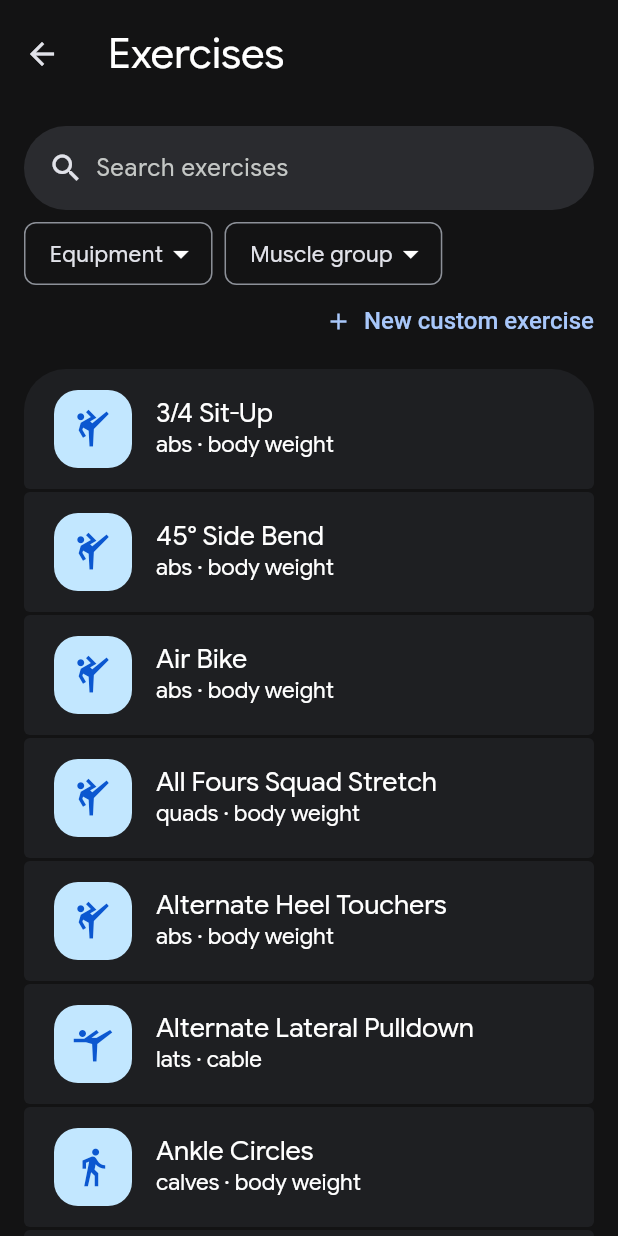
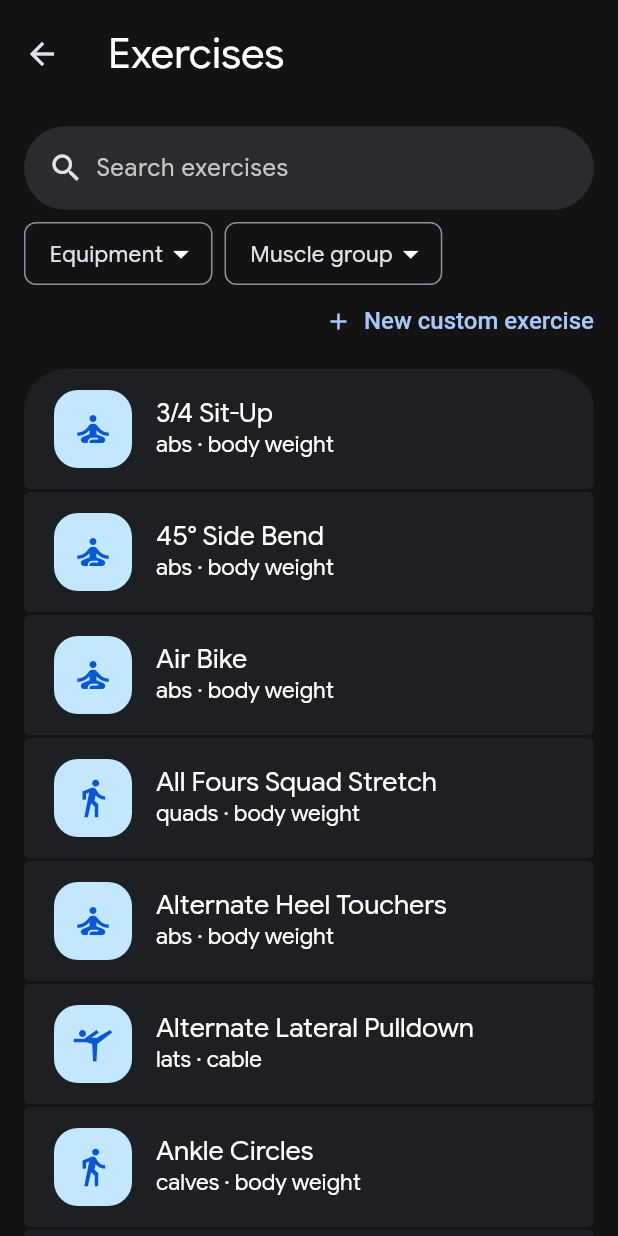
Before and after one commit to danielrispler/timburr, a Flutter app: the MoreScreen screen opened directly with empty values, after a tap on "Exercises", on a phone screen of 412 x 824 dp. Run offline on Flutter 3.47's test engine with Material 3 defaults, Android fonts, the phone set to English and light mode, and no system bars; our stand-ins replace connectivity_plus, drift, drift_flutter, file_picker, fl_chart, flutter_local_notifications and 3 more; accounts and stored records are empty; generated files the repository leaves out were written again; network calls fail.

Commit message:
Fix review findings: non-blocking sync, superset links, limits, import focus, time order
- Cardio save/delete and workout finish no longer wait for the network sync.
- Changing a finished workout's date keeps its duration.
- Remove/move clear superset links that would leak to other cards.
- Sets added to a finished workout start done.
- Upper limits on typed set values and imported numbers (server numeric bounds).
- Previous sessions load sets in one query and reload when the date changes.
- Confirm before removing an exercise; Undo after swiping a set away.
- RestBar no longer adds the bottom inset twice.
- Import preview cells keep focus while typing.
- Routine editor shows deleted custom exercises.
- Pulled/restored datetimes stored with local offset so text sort is right.
- Sign-out wipes local data even when the network call fails.
- Cancelled backup share no longer counts as an export; Home reminder refreshes.
- Image downloads time out and the limiter caps at 4.
- muscleIcon covers the current dataset's names.

Co-Authored-By: Claude Opus 5.5 (1M context) <noreply@anthropic.com>

```diff
--- a/lib/data/cardio.dart
+++ b/lib/data/cardio.dart
@@ -1,3 +1,5 @@
+import 'dart:async';
+
 import 'package:drift/drift.dart';
 import 'package:uuid/uuid.dart';
 
@@ -91,7 +93,7 @@ class CardioStore {
       'rpe': rpe,
       'notes': notes,
     });
-    await onSaved?.call();
+    unawaited(onSaved?.call()); // sync in the background; the local write is done
     return id;
   }
 
@@ -101,7 +103,7 @@ class CardioStore {
       ...c.toColumns(false).map((k, v) => MapEntry(k, (v as Variable).value)),
       'deleted_at': DateTime.now(),
     });
-    await onSaved?.call();
+    unawaited(onSaved?.call()); // sync in the background; the local write is done
   }
 
   Stream<CardioData> watch(String id) => (_db.select(_db.cardio)..where((c) => c.id.equals(id))).watchSingle();
--- a/lib/data/sync.dart
+++ b/lib/data/sync.dart
@@ -157,7 +157,7 @@ Map<String, Object?> rowFromJson(TableInfo table, Map<String, Object?> json) =>
       for (final c in table.$columns)
         if (c.name != 'dirty' && json.containsKey(c.name))
           c.name: switch (json[c.name]) {
-            String s when c.type == DriftSqlType.dateTime => DateTime.parse(s),
+            String s when c.type == DriftSqlType.dateTime => DateTime.parse(s).toLocal(), // local writes store a local offset; match so text sort works
             List l => jsonEncode(l),
             num n when c.type == DriftSqlType.double => n.toDouble(),
             final v => v,
--- a/lib/ui/core/theme.dart
+++ b/lib/ui/core/theme.dart
@@ -168,10 +168,21 @@ class BottomAction extends StatelessWidget {
 /// Icon for an exercise's IconTile, by its primary muscle. Names are the catalog's (assets/exercises.json);
 /// an unknown name falls back to the generic icon.
 IconData muscleIcon(String? muscle) => switch (muscle) {
-      'abdominals' || 'lower back' => Icons.self_improvement,
-      'quadriceps' || 'hamstrings' || 'glutes' || 'calves' || 'abductors' || 'adductors' => Icons.directions_walk,
-      'chest' || 'shoulders' || 'triceps' => Icons.fitness_center,
-      'lats' || 'middle back' || 'traps' || 'biceps' || 'forearms' => Icons.sports_gymnastics,
-      'neck' => Icons.accessibility_new,
+      'abdominals' || 'abs' || 'lower abs' || 'obliques' || 'core' || 'waist' || 'lower back' || 'spine' ||
+      'hip flexors' || 'serratus anterior' =>
+        Icons.self_improvement,
+      'quadriceps' || 'quads' || 'hamstrings' || 'glutes' || 'calves' || 'soleus' || 'abductors' || 'adductors' ||
+      'inner thighs' || 'groin' || 'shins' || 'ankles' || 'ankle stabilizers' || 'feet' || 'upper legs' ||
+      'lower legs' =>
+        Icons.directions_walk,
+      'chest' || 'pectorals' || 'upper chest' || 'shoulders' || 'delts' || 'deltoids' || 'rear deltoids' ||
+      'rotator cuff' || 'triceps' =>
+        Icons.fitness_center,
+      'back' || 'lats' || 'latissimus dorsi' || 'upper back' || 'middle back' || 'rhomboids' || 'traps' ||
+      'trapezius' || 'biceps' || 'brachialis' || 'forearms' || 'wrists' || 'wrist flexors' || 'wrist extensors' ||
+      'hands' || 'grip muscles' || 'upper arms' || 'lower arms' =>
+        Icons.sports_gymnastics,
+      'neck' || 'levator scapulae' || 'sternocleidomastoid' => Icons.accessibility_new,
+      'cardiovascular system' || 'cardio' => Icons.directions_run,
       _ => Icons.sports_martial_arts,
     };
--- a/lib/ui/exercises/exercise_image.dart
+++ b/lib/ui/exercises/exercise_image.dart
@@ -8,7 +8,9 @@ import '../../data/catalog.dart';
 import '../core/theme.dart';
 
 final _downloads = <String, Future<File?>>{};
-final _http = HttpClient();
+final _http = HttpClient()
+  ..connectionTimeout = const Duration(seconds: 10)
+  ..idleTimeout = const Duration(seconds: 15);
 var _running = 0;
 final _waiting = <Completer<void>>[];
 
@@ -18,9 +20,14 @@ Future<File?> _media(String media, {bool gif = false}) => _downloads['$media/$gi
       final f = File('${(await getApplicationCacheDirectory()).path}/exercise_media/$media.${gif ? 'gif' : 'jpg'}');
       if (await f.exists()) return f;
       // At most 4 downloads at once, so a fast scroll doesn't open hundreds of sockets.
-      if (_running >= 4) await (_waiting..add(Completer())).last.future;
+      // A releasing download hands its slot straight to the next waiter, so _running never exceeds 4.
+      if (_running >= 4) {
+        await (_waiting..add(Completer())).last.future;
+      } else {
         _running++;
+      }
       try {
+        return await () async {
           final res = await (await _http.getUrl(exerciseMediaUrl(media, gif: gif))).close();
           if (res.statusCode != 200) {
             await res.drain<void>();
@@ -30,11 +37,16 @@ Future<File?> _media(String media, {bool gif = false}) => _downloads['$media/$gi
           final part = File('${f.path}.part');
           await res.pipe(part.openWrite());
           return await part.rename(f.path);
+        }()
+            .timeout(const Duration(seconds: 60));
       } catch (_) {
         return null;
       } finally {
+        if (_waiting.isNotEmpty) {
+          _waiting.removeAt(0).complete();
+        } else {
           _running--;
-        if (_waiting.isNotEmpty) _waiting.removeAt(0).complete();
+        }
       }
     }();
 
--- a/lib/ui/import/import_screen.dart
+++ b/lib/ui/import/import_screen.dart
@@ -90,7 +90,7 @@ class _ImportScreenState extends State<ImportScreen> {
   Widget _cell(Map node, String key, {bool numeric = false, double width = 72}) => SizedBox(
         width: width,
         child: TextFormField(
-          key: ObjectKey((node, key)),
+          key: ValueKey((node, key)), // record == compares node by identity, stable across builds
           initialValue: node[key]?.toString() ?? '',
           keyboardType: numeric ? const TextInputType.numberWithOptions(decimal: true) : null,
           decoration: const InputDecoration(isDense: true),
--- a/lib/ui/workouts/rest_bar.dart
+++ b/lib/ui/workouts/rest_bar.dart
@@ -55,7 +55,9 @@ class RestBar extends StatelessWidget {
       builder: (context, _) {
         final left = t.remaining;
         if (!t.offered && left == null) return const SizedBox.shrink();
+        // The bottom inset is left to the BottomAction below it.
         return SafeArea(
+          bottom: false,
           child: Material(
             color: Theme.of(context).colorScheme.surfaceContainer,
             borderRadius: const BorderRadius.vertical(top: Radius.circular(28)),
```
Also changed, not shown: lib/data/importer.dart (+16 -8 lines), lib/data/workouts.dart (+31 -11 lines), lib/ui/backup/backup_screen.dart (+9 -5 lines), lib/ui/routines/routine_editor.dart (+10 -2 lines), lib/ui/sync/sync_ui.dart (+7 -2 lines), lib/ui/workouts/workout_screen.dart (+53 -4 lines), 4 other files. Lines whose indentation alone changed are shown as unchanged.
